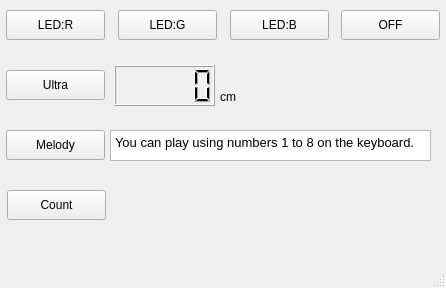
First picture: the form in rpi/rpi06/test.ui, repository c9yu/basic-TCP-IP-2024, before the edit.
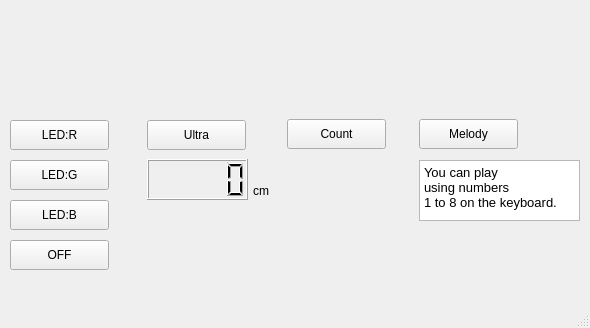
Second picture: the form after the edit. Icons and pictures are not drawn.

Diff of the .ui file:
```diff
--- a/rpi/rpi06/test.ui
+++ b/rpi/rpi06/test.ui
@@ -6,8 +6,8 @@
    <rect>
     <x>0</x>
     <y>0</y>
-    <width>446</width>
-    <height>288</height>
+    <width>590</width>
+    <height>328</height>
    </rect>
   </property>
   <property name="windowTitle">
@@ -17,8 +17,8 @@
    <widget class="QPushButton" name="btn_r">
     <property name="geometry">
      <rect>
-      <x>6</x>
-      <y>10</y>
+      <x>10</x>
+      <y>120</y>
       <width>99</width>
       <height>30</height>
      </rect>
@@ -30,8 +30,8 @@
    <widget class="QPushButton" name="btn_g">
     <property name="geometry">
      <rect>
-      <x>118</x>
-      <y>10</y>
+      <x>10</x>
+      <y>160</y>
       <width>99</width>
       <height>30</height>
      </rect>
@@ -43,8 +43,8 @@
    <widget class="QPushButton" name="btn_b">
     <property name="geometry">
      <rect>
-      <x>230</x>
-      <y>10</y>
+      <x>10</x>
+      <y>200</y>
       <width>99</width>
       <height>30</height>
      </rect>
@@ -56,8 +56,8 @@
    <widget class="QPushButton" name="btn_ultra">
     <property name="geometry">
      <rect>
-      <x>6</x>
-      <y>70</y>
+      <x>147</x>
+      <y>120</y>
       <width>99</width>
       <height>30</height>
      </rect>
@@ -69,8 +69,8 @@
    <widget class="QPushButton" name="btn_off">
     <property name="geometry">
      <rect>
-      <x>341</x>
-      <y>10</y>
+      <x>10</x>
+      <y>240</y>
       <width>99</width>
       <height>30</height>
      </rect>
@@ -82,8 +82,8 @@
    <widget class="QPushButton" name="btn_mel">
     <property name="geometry">
      <rect>
-      <x>6</x>
-      <y>130</y>
+      <x>419</x>
+      <y>119</y>
       <width>99</width>
       <height>30</height>
      </rect>
@@ -95,8 +95,8 @@
    <widget class="QLCDNumber" name="distance">
     <property name="geometry">
      <rect>
-      <x>114</x>
-      <y>65</y>
+      <x>147</x>
+      <y>159</y>
       <width>101</width>
       <height>41</height>
      </rect>
@@ -105,8 +105,8 @@
    <widget class="QPushButton" name="btn_count">
     <property name="geometry">
      <rect>
-      <x>7</x>
-      <y>190</y>
+      <x>287</x>
+      <y>119</y>
       <width>99</width>
       <height>30</height>
      </rect>
@@ -118,10 +118,10 @@
    <widget class="QTextEdit" name="textEdit">
     <property name="geometry">
      <rect>
-      <x>110</x>
-      <y>130</y>
-      <width>321</width>
-      <height>31</height>
+      <x>419</x>
+      <y>160</y>
+      <width>161</width>
+      <height>61</height>
      </rect>
     </property>
     <property name="html">
@@ -129,15 +129,17 @@
 &lt;html&gt;&lt;head&gt;&lt;meta name=&quot;qrichtext&quot; content=&quot;1&quot; /&gt;&lt;style type=&quot;text/css&quot;&gt;
 p, li { white-space: pre-wrap; }
 &lt;/style&gt;&lt;/head&gt;&lt;body style=&quot; font-family:'PibotoLt'; font-size:12pt; font-weight:400; font-style:normal;&quot;&gt;
-&lt;p style=&quot; margin-top:0px; margin-bottom:0px; margin-left:0px; margin-right:0px; -qt-block-indent:0; text-indent:0px;&quot;&gt;&lt;span style=&quot; font-size:10pt;&quot;&gt;You can play using numbers 1 to 8 on the keyboard.&lt;/span&gt;&lt;/p&gt;&lt;/body&gt;&lt;/html&gt;</string>
+&lt;p style=&quot; margin-top:0px; margin-bottom:0px; margin-left:0px; margin-right:0px; -qt-block-indent:0; text-indent:0px;&quot;&gt;&lt;span style=&quot; font-size:10pt;&quot;&gt;You can play &lt;/span&gt;&lt;/p&gt;
+&lt;p style=&quot; margin-top:0px; margin-bottom:0px; margin-left:0px; margin-right:0px; -qt-block-indent:0; text-indent:0px;&quot;&gt;&lt;span style=&quot; font-size:10pt;&quot;&gt;using numbers &lt;/span&gt;&lt;/p&gt;
+&lt;p style=&quot; margin-top:0px; margin-bottom:0px; margin-left:0px; margin-right:0px; -qt-block-indent:0; text-indent:0px;&quot;&gt;&lt;span style=&quot; font-size:10pt;&quot;&gt;1 to 8 on the keyboard.&lt;/span&gt;&lt;/p&gt;&lt;/body&gt;&lt;/html&gt;</string>
     </property>
    </widget>
    <widget class="QLabel" name="label">
     <property name="geometry">
      <rect>
-      <x>220</x>
-      <y>86</y>
-      <width>68</width>
+      <x>253</x>
+      <y>180</y>
+      <width>31</width>
       <height>22</height>
      </rect>
     </property>
@@ -145,6 +147,82 @@
      <string>cm</string>
     </property>
    </widget>
+   <widget class="QLabel" name="label_2">
+    <property name="geometry">
+     <rect>
+      <x>137</x>
+      <y>10</y>
+      <width>111</width>
+      <height>101</height>
+     </rect>
+    </property>
+    <property name="text">
+     <string/>
+    </property>
+    <property name="pixmap">
+     <pixmap>17239.png</pixmap>
+    </property>
+    <property name="scaledContents">
+     <bool>true</bool>
+    </property>
+   </widget>
+   <widget class="QLabel" name="label_3">
+    <property name="geometry">
+     <rect>
+      <x>291</x>
+      <y>17</y>
+      <width>91</width>
+      <height>91</height>
+     </rect>
+    </property>
+    <property name="text">
+     <string/>
+    </property>
+    <property name="pixmap">
+     <pixmap>count.png</pixmap>
+    </property>
+    <property name="scaledContents">
+     <bool>true</bool>
+    </property>
+   </widget>
+   <widget class="QLabel" name="label_4">
+    <property name="geometry">
+     <rect>
+      <x>10</x>
+      <y>10</y>
+      <width>111</width>
+      <height>101</height>
+     </rect>
+    </property>
+    <property name="text">
+     <string/>
+    </property>
+    <property name="pixmap">
+     <pixmap>light.png</pixmap>
+    </property>
+    <property name="scaledContents">
+     <bool>true</bool>
+    </property>
+   </widget>
+   <widget class="QLabel" name="label_5">
+    <property name="geometry">
+     <rect>
+      <x>424</x>
+      <y>19</y>
+      <width>91</width>
+      <height>81</height>
+     </rect>
+    </property>
+    <property name="text">
+     <string/>
+    </property>
+    <property name="pixmap">
+     <pixmap>melody.png</pixmap>
+    </property>
+    <property name="scaledContents">
+     <bool>true</bool>
+    </property>
+   </widget>
   </widget>
   <widget class="QMenuBar" name="menubar">
    <property name="geometry">
```
Left out of the diff: 2 changed lines with no effect on the pictures.
